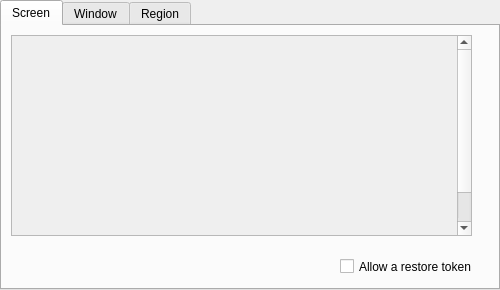
Old version of the form hyprland-share-picker/mainpicker.ui in the repository hyprwm/xdg-desktop-portal-hyprland.
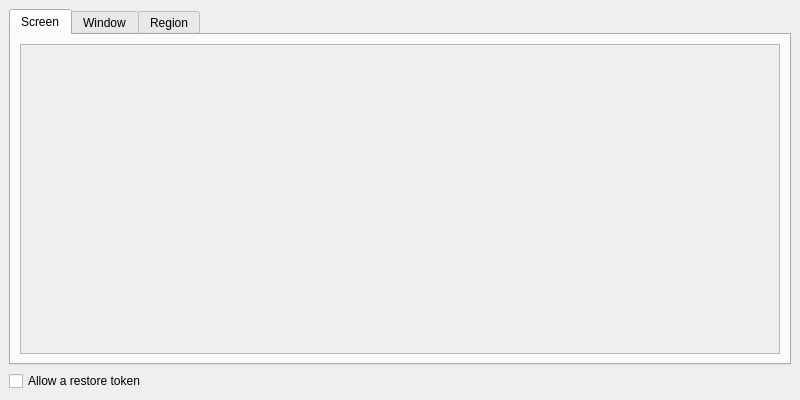
New version of the form.

Commit message: picker: Allow dialog resizing

Diff of the .ui file:
```diff
--- a/hyprland-share-picker/mainpicker.ui
+++ b/hyprland-share-picker/mainpicker.ui
@@ -6,10 +6,16 @@
    <rect>
     <x>0</x>
     <y>0</y>
-    <width>500</width>
-    <height>290</height>
+    <width>800</width>
+    <height>400</height>
    </rect>
   </property>
+  <property name="sizePolicy">
+   <sizepolicy hsizetype="Expanding" vsizetype="Expanding">
+    <horstretch>0</horstretch>
+    <verstretch>0</verstretch>
+   </sizepolicy>
+  </property>
   <property name="minimumSize">
    <size>
     <width>500</width>
@@ -18,47 +24,58 @@
   </property>
   <property name="maximumSize">
    <size>
-    <width>500</width>
-    <height>290</height>
+    <width>1280</width>
+    <height>800</height>
    </size>
   </property>
   <property name="windowTitle">
    <string>MainPicker</string>
   </property>
   <widget class="QWidget" name="centralwidget">
+   <property name="sizePolicy">
+    <sizepolicy hsizetype="Expanding" vsizetype="Expanding">
+     <horstretch>0</horstretch>
+     <verstretch>0</verstretch>
+    </sizepolicy>
+   </property>
    <property name="minimumSize">
     <size>
-     <width>500</width>
-     <height>290</height>
+     <width>0</width>
+     <height>0</height>
     </size>
    </property>
    <property name="maximumSize">
     <size>
-     <width>500</width>
-     <height>290</height>
+     <width>1280</width>
+     <height>800</height>
     </size>
    </property>
+   <layout class="QVBoxLayout" name="verticalLayout_2">
+    <item>
+     <layout class="QVBoxLayout" name="verticalLayout">
+      <item>
    <widget class="QTabWidget" name="tabWidget">
-    <property name="geometry">
-     <rect>
-      <x>0</x>
-      <y>0</y>
-      <width>500</width>
-      <height>290</height>
-     </rect>
+        <property name="sizePolicy">
+         <sizepolicy hsizetype="Expanding" vsizetype="Expanding">
+          <horstretch>0</horstretch>
+          <verstretch>0</verstretch>
+         </sizepolicy>
     </property>
     <property name="minimumSize">
      <size>
-      <width>500</width>
-      <height>290</height>
+          <width>0</width>
+          <height>0</height>
      </size>
     </property>
     <property name="maximumSize">
      <size>
-      <width>500</width>
-      <height>290</height>
-     </size>
-    </property>
+          <width>16777215</width>
+          <height>16777215</height>
+         </size>
+        </property>
+        <property name="focusPolicy">
+         <enum>Qt::StrongFocus</enum>
+        </property>
     <property name="toolTip">
      <string/>
     </property>
@@ -69,44 +86,87 @@
      <number>0</number>
     </property>
     <widget class="QWidget" name="screens">
+         <property name="sizePolicy">
+          <sizepolicy hsizetype="Expanding" vsizetype="Expanding">
+           <horstretch>0</horstretch>
+           <verstretch>0</verstretch>
+          </sizepolicy>
+         </property>
+         <property name="layoutDirection">
+          <enum>Qt::LeftToRight</enum>
+         </property>
      <attribute name="title">
       <string>Screen</string>
      </attribute>
+         <layout class="QGridLayout" name="gridLayout_2">
+          <item row="0" column="0">
      <widget class="QScrollArea" name="scrollArea">
-      <property name="geometry">
-       <rect>
-        <x>9</x>
-        <y>9</y>
-        <width>461</width>
-        <height>201</height>
-       </rect>
+            <property name="sizePolicy">
+             <sizepolicy hsizetype="Expanding" vsizetype="Expanding">
+              <horstretch>0</horstretch>
+              <verstretch>0</verstretch>
+             </sizepolicy>
+            </property>
+            <property name="focusPolicy">
+             <enum>Qt::NoFocus</enum>
       </property>
       <property name="horizontalScrollBarPolicy">
        <enum>Qt::ScrollBarAlwaysOff</enum>
       </property>
+            <property name="sizeAdjustPolicy">
+             <enum>QAbstractScrollArea::AdjustIgnored</enum>
+            </property>
       <property name="widgetResizable">
-       <bool>false</bool>
+             <bool>true</bool>
+            </property>
+            <property name="alignment">
+             <set>Qt::AlignLeading|Qt::AlignLeft|Qt::AlignTop</set>
       </property>
       <widget class="QWidget" name="scrollAreaWidgetContents">
+             <property name="enabled">
+              <bool>true</bool>
+             </property>
        <property name="geometry">
         <rect>
          <x>0</x>
          <y>0</y>
-         <width>459</width>
-         <height>239</height>
-        </rect>
-       </property>
+               <width>710</width>
+               <height>18</height>
+              </rect>
+             </property>
+             <property name="sizePolicy">
+              <sizepolicy hsizetype="Ignored" vsizetype="Maximum">
+               <horstretch>0</horstretch>
+               <verstretch>0</verstretch>
+              </sizepolicy>
+             </property>
        <property name="minimumSize">
         <size>
-         <width>459</width>
-         <height>239</height>
+               <width>0</width>
+               <height>0</height>
+              </size>
+             </property>
+             <property name="maximumSize">
+              <size>
+               <width>16777215</width>
+               <height>16777215</height>
         </size>
        </property>
        <property name="focusPolicy">
-        <enum>Qt::WheelFocus</enum>
-       </property>
-      </widget>
-     </widget>
+              <enum>Qt::NoFocus</enum>
+             </property>
+             <layout class="QVBoxLayout" name="screensScrollAreaLayout">
+              <property name="spacing">
+               <number>6</number>
+              </property>
+              <property name="sizeConstraint">
+               <enum>QLayout::SetDefaultConstraint</enum>
+              </property>
+             </layout>
+            </widget>
+           </widget>
+          </item>
+         </layout>
     </widget>
     <widget class="QWidget" name="windows">
      <attribute name="title">
@@ -152,24 +212,34 @@
      <attribute name="title">
       <string>Region</string>
      </attribute>
-    </widget>
-   </widget>
+         <layout class="QHBoxLayout" name="horizontalLayout">
+          <property name="sizeConstraint">
+           <enum>QLayout::SetDefaultConstraint</enum>
+          </property>
+         </layout>
+        </widget>
+       </widget>
+      </item>
+      <item>
    <widget class="QCheckBox" name="checkBox">
-    <property name="geometry">
-     <rect>
-      <x>340</x>
-      <y>256</y>
-      <width>140</width>
-      <height>21</height>
-     </rect>
+        <property name="focusPolicy">
+         <enum>Qt::ClickFocus</enum>
     </property>
     <property name="toolTip">
-     <string>By selecting this, the application will be given a restore token that it can use to skip prompting you next time. Only select if you trust the application.</string>
+         <string>By selecting this, the application will be given a restore token that it can use to skip prompting you next time. 
+Only select if you trust the application.</string>
+        </property>
+        <property name="layoutDirection">
+         <enum>Qt::LeftToRight</enum>
     </property>
     <property name="text">
      <string>Allow a restore token</string>
     </property>
    </widget>
+      </item>
+     </layout>
+    </item>
+   </layout>
   </widget>
  </widget>
  <tabstops>
```
Left out of the diff: 71 changed lines with no effect on the pictures. Lines whose indentation alone changed are shown as unchanged. The commit also changes 1 other file.
